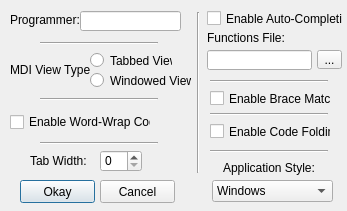
Before: the Qt Designer form options.ui in Codeh4ck/QtLuaPad, drawn with Qt 5.
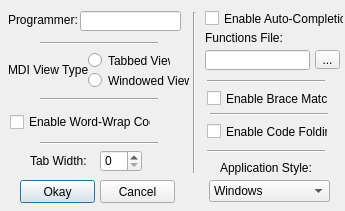
After: the same form once the commit is applied. Icons and pictures are not drawn.

```diff
--- a/options.ui
+++ b/options.ui
@@ -6,7 +6,7 @@
    <rect>
     <x>0</x>
     <y>0</y>
-    <width>347</width>
+    <width>345</width>
     <height>211</height>
    </rect>
   </property>
@@ -46,7 +46,7 @@
   <widget class="QLabel" name="label">
    <property name="geometry">
     <rect>
-     <x>10</x>
+     <x>8</x>
      <y>62</y>
      <width>81</width>
      <height>16</height>
@@ -59,7 +59,7 @@
   <widget class="QRadioButton" name="rdTabbedView">
    <property name="geometry">
     <rect>
-     <x>90</x>
+     <x>88</x>
      <y>52</y>
      <width>82</width>
      <height>17</height>
@@ -72,7 +72,7 @@
   <widget class="QRadioButton" name="rdWindowedView">
    <property name="geometry">
     <rect>
-     <x>90</x>
+     <x>88</x>
      <y>72</y>
      <width>101</width>
      <height>17</height>
@@ -111,7 +111,7 @@
   <widget class="QLabel" name="label_2">
    <property name="geometry">
     <rect>
-     <x>10</x>
+     <x>8</x>
      <y>12</y>
      <width>71</width>
      <height>16</height>
@@ -160,7 +160,7 @@
   <widget class="Line" name="line_4">
    <property name="geometry">
     <rect>
-     <x>190</x>
+     <x>186</x>
      <y>12</y>
      <width>16</width>
      <height>161</height>
@@ -199,7 +199,7 @@
   <widget class="Line" name="line_5">
    <property name="geometry">
     <rect>
-     <x>210</x>
+     <x>207</x>
      <y>80</y>
      <width>118</width>
      <height>3</height>
@@ -212,7 +212,7 @@
   <widget class="QCheckBox" name="cbBraceMatch">
    <property name="geometry">
     <rect>
-     <x>210</x>
+     <x>207</x>
      <y>90</y>
      <width>121</width>
      <height>17</height>
@@ -238,7 +238,7 @@
   <widget class="QCheckBox" name="cbCodeFolding">
    <property name="geometry">
     <rect>
-     <x>210</x>
+     <x>207</x>
      <y>123</y>
      <width>121</width>
      <height>17</height>
@@ -251,7 +251,7 @@
   <widget class="Line" name="line_7">
    <property name="geometry">
     <rect>
-     <x>210</x>
+     <x>207</x>
      <y>150</y>
      <width>118</width>
      <height>3</height>
@@ -264,7 +264,7 @@
   <widget class="QLabel" name="label_4">
    <property name="geometry">
     <rect>
-     <x>223</x>
+     <x>220</x>
      <y>160</y>
      <width>91</width>
      <height>16</height>
@@ -277,7 +277,7 @@
   <widget class="QComboBox" name="comboStyle">
    <property name="geometry">
     <rect>
-     <x>212</x>
+     <x>209</x>
      <y>180</y>
      <width>121</width>
      <height>22</height>
@@ -317,7 +317,7 @@
   <widget class="QLabel" name="label_5">
    <property name="geometry">
     <rect>
-     <x>207</x>
+     <x>205</x>
      <y>30</y>
      <width>91</width>
      <height>16</height>
@@ -330,7 +330,7 @@
   <widget class="QLineEdit" name="funcFile">
    <property name="geometry">
     <rect>
-     <x>207</x>
+     <x>205</x>
      <y>50</y>
      <width>105</width>
      <height>20</height>
@@ -340,7 +340,7 @@
   <widget class="QToolButton" name="browseBtn">
    <property name="geometry">
     <rect>
-     <x>317</x>
+     <x>315</x>
      <y>50</y>
      <width>25</width>
      <height>19</height>
@@ -353,9 +353,9 @@
   <widget class="QCheckBox" name="cbAutoComplete">
    <property name="geometry">
     <rect>
-     <x>207</x>
+     <x>205</x>
      <y>10</y>
-     <width>136</width>
+     <width>139</width>
      <height>17</height>
     </rect>
    </property>
```
